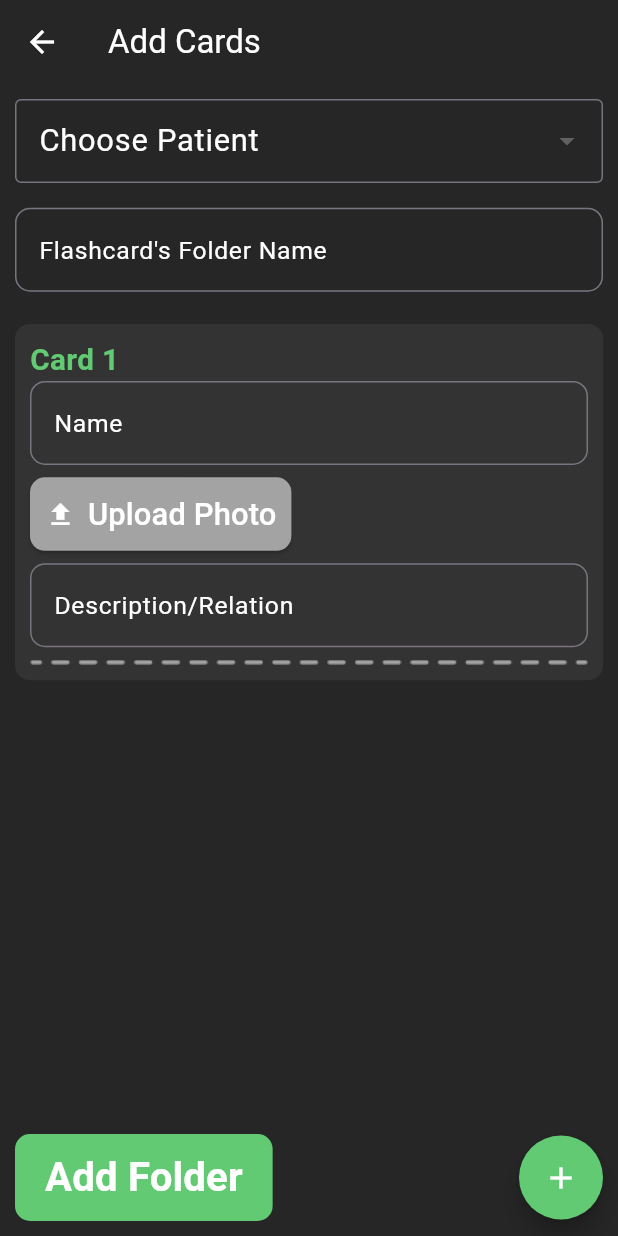
After one commit to sidesshmore/AlzPal, a Flutter app: the AddCards screen opened directly, on a phone screen of 412 x 824 dp. The commit adds this screen. Run offline on Flutter 3.47's test engine with Material 3 defaults, Android fonts, the phone set to English and light mode, and no system bars; our stand-ins replace dotted_border, flutter_otp_text_field, image_picker, intl_phone_number_input, smooth_page_indicator.

Commit message:
Add Flashcards UI done

```diff
--- /dev/null
+++ b/lib/Caregiver-App/Caregiver-Flashcards/screen/add_cards.dart
@@ -0,0 +1,142 @@
+// add_cards.dart
+import 'package:flutter/material.dart';
+import 'package:image_picker/image_picker.dart';
+import 'package:alzpal/Caregiver-App/Caregiver-Flashcards/widgets/card_info.dart';
+
+class AddCards extends StatefulWidget {
+  const AddCards({super.key});
+
+  @override
+  State<AddCards> createState() => _AddCardsState();
+}
+
+class _AddCardsState extends State<AddCards> {
+  final _folderNamecontroller = TextEditingController();
+  final List<Widget> _cards = [];
+  final ImagePicker _picker = ImagePicker();
+  String? _selectedPatient;
+  List<String> _patients = ['Linda', 'Mike', 'Jose'];
+  int _cardCounter = 0;
+
+  @override
+  void initState() {
+    super.initState();
+    _addCard();
+  }
+
+  void _addCard() {
+    setState(() {
+      _cardCounter++;
+      _cards.add(CardInfo(cardNumber: _cardCounter));
+    });
+  }
+
+  @override
+  Widget build(BuildContext context) {
+    double screenHeight = MediaQuery.of(context).size.height;
+    double screenWidth = MediaQuery.of(context).size.width;
+
+    return Scaffold(
+      appBar: AppBar(
+        title: const Text('Add Cards'),
+        backgroundColor: const Color(0xff262626),
+        foregroundColor: Colors.white,
+      ),
+      body: Padding(
+        padding: const EdgeInsets.all(10.0),
+        child: Column(
+          children: [
+            DropdownButtonFormField<String>(
+              dropdownColor: const Color(0xff262626),
+              value: _selectedPatient,
+              items: _patients
+                  .map((patient) => DropdownMenuItem(
+                        value: patient,
+                        child: Text(patient,
+                            style: const TextStyle(color: Colors.white)),
+                      ))
+                  .toList(),
+              onChanged: (value) {
+                setState(() {
+                  _selectedPatient = value;
+                });
+              },
+              decoration: InputDecoration(
+                focusedBorder: OutlineInputBorder(
+                  borderSide:
+                      const BorderSide(color: Color(0xff62CA73), width: 2.0),
+                  borderRadius: BorderRadius.circular(10.0),
+                ),
+                labelText: 'Choose Patient',
+                labelStyle: TextStyle(
+                    color: Colors.white, fontSize: screenWidth * 0.05),
+                border: const OutlineInputBorder(),
+              ),
+            ),
+            SizedBox(height: screenHeight * 0.02),
+            TextField(
+              cursorColor: Colors.white,
+              style: const TextStyle(color: Colors.white),
+              controller: _folderNamecontroller,
+              decoration: InputDecoration(
+                labelStyle: TextStyle(
+                    color: Colors.white, fontSize: screenWidth * 0.04),
+                labelText: "Flashcard's Folder Name",
+                focusedBorder: OutlineInputBorder(
+                  borderSide:
+                      const BorderSide(color: Color(0xff62CA73), width: 2.0),
+                  borderRadius: BorderRadius.circular(10.0),
+                ),
+                fillColor: const Color(0xffA3A3A3),
+                border: OutlineInputBorder(
+                  borderRadius: BorderRadius.circular(10),
+                ),
+              ),
+            ),
+            SizedBox(height: screenHeight * 0.02),
+            Expanded(
+              child: ListView.builder(
+                itemCount: _cards.length,
+                itemBuilder: (context, index) {
+                  return _cards[index];
+                },
+              ),
+            ),
+            Row(
+              mainAxisAlignment: MainAxisAlignment.spaceBetween,
+              children: [
+                TextButton(
+                  onPressed: () {},
+                  style: TextButton.styleFrom(
+                    padding: EdgeInsets.only(
+                        left: 20, right: 20, top: 10, bottom: 10),
+                    shape: RoundedRectangleBorder(
+                        borderRadius: BorderRadius.circular(10)),
+                    backgroundColor: Color(0xff62CA73),
+                  ),
+                  child: Text(
+                    'Add Folder',
+                    style: TextStyle(
+                      fontSize: screenWidth * 0.065,
+                      fontWeight: FontWeight.w600,
+                      color: Colors.white,
+                    ),
+                  ),
+                ),
+                FloatingActionButton(
+                  backgroundColor: const Color(0xff62CA73),
+                  onPressed: _addCard,
+                  shape: const CircleBorder(),
+                  child: const Icon(
+                    Icons.add,
+                    color: Colors.white,
+                  ),
+                ),
+              ],
+            ),
+          ],
+        ),
+      ),
+    );
+  }
+}
--- /dev/null
+++ b/lib/Caregiver-App/Caregiver-Flashcards/widgets/card_info.dart
@@ -0,0 +1,113 @@
+import 'package:flutter/material.dart';
+
+class CardInfo extends StatelessWidget {
+  final int cardNumber;
+  final TextEditingController _cardNameController = TextEditingController();
+  final TextEditingController _cardDescController = TextEditingController();
+
+  CardInfo({super.key, required this.cardNumber});
+
+  @override
+  Widget build(BuildContext context) {
+    double screenHeight = MediaQuery.of(context).size.height;
+    double screenWidth = MediaQuery.of(context).size.width;
+    return Container(
+      margin: const EdgeInsets.symmetric(vertical: 5.0),
+      padding: const EdgeInsets.all(10.0),
+      decoration: BoxDecoration(
+        color: const Color(0xff333333),
+        borderRadius: BorderRadius.circular(10.0),
+      ),
+      child: Column(
+        crossAxisAlignment: CrossAxisAlignment.start,
+        children: [
+          Text(
+            'Card $cardNumber',
+            style: TextStyle(
+              fontSize: screenWidth * 0.048,
+              fontWeight: FontWeight.w600,
+              color: const Color(0xff62CA73),
+            ),
+          ),
+          TextField(
+            cursorColor: Colors.white,
+            style: const TextStyle(color: Colors.white),
+            controller: _cardNameController,
+            decoration: InputDecoration(
+              labelStyle: TextStyle(
+                color: Colors.white,
+                fontSize: screenWidth * 0.04,
+              ),
+              labelText: "Name",
+              focusedBorder: OutlineInputBorder(
+                borderSide: const BorderSide(
+                  color: Color(0xff62CA73),
+                  width: 2.0,
+                ),
+                borderRadius: BorderRadius.circular(10.0),
+              ),
+              fillColor: const Color(0xffA3A3A3),
+              border: OutlineInputBorder(
+                borderRadius: BorderRadius.circular(10),
+              ),
+            ),
+          ),
+          SizedBox(height: screenHeight * 0.01),
+          ElevatedButton.icon(
+            style: ElevatedButton.styleFrom(
+              padding: const EdgeInsetsDirectional.all(10),
+              shape: RoundedRectangleBorder(
+                borderRadius: BorderRadius.circular(10),
+              ),
+              backgroundColor: const Color(0xffA3A3A3),
+            ),
+            onPressed: () {},
+            label: Text(
+              'Upload Photo',
+              style: TextStyle(
+                color: Colors.white,
+                fontSize: screenWidth * 0.05,
+              ),
+            ),
+            icon: Icon(
+              Icons.upload,
+              size: screenWidth * 0.05,
+              color: Colors.white,
+            ),
+          ),
+          SizedBox(height: screenHeight * 0.01),
+          TextField(
+            cursorColor: Colors.white,
+            style: const TextStyle(color: Colors.white),
+            controller: _cardDescController,
+            decoration: InputDecoration(
+              labelStyle: TextStyle(
+                color: Colors.white,
+                fontSize: screenWidth * 0.04,
+              ),
+              labelText: "Description/Relation",
+              focusedBorder: OutlineInputBorder(
+                borderSide: const BorderSide(
+                  color: Color(0xff62CA73),
+                  width: 2.0,
+                ),
+                borderRadius: BorderRadius.circular(10.0),
+              ),
+              fillColor: const Color(0xffA3A3A3),
+              border: OutlineInputBorder(
+                borderRadius: BorderRadius.circular(10),
+              ),
+            ),
+          ),
+          SizedBox(
+            height: screenHeight * 0.01,
+          ),
+          Image.asset(
+            'assets/Dashed_Line.png',
+            width: screenWidth * 0.91,
+          ),
+        ],
+      ),
+    );
+  }
+}
--- a/lib/Caregiver-App/Caregiver-Home/widgets/pal_loc_card.dart
+++ b/lib/Caregiver-App/Caregiver-Home/widgets/pal_loc_card.dart
@@ -1,3 +1,4 @@
+import 'package:alzpal/Caregiver-App/Caregiver-Flashcards/screen/add_cards.dart';
 import 'package:flutter/material.dart';
 
 class PalLocCard extends StatefulWidget {
@@ -12,7 +13,12 @@ class _PalLocCardState extends State<PalLocCard> {
   Widget build(BuildContext context) {
     double screenHeight = MediaQuery.of(context).size.height;
     double screenWidth = MediaQuery.of(context).size.width;
-    return Stack(
+    return InkWell(
+      onTap: () {
+        Navigator.push(
+            context, MaterialPageRoute(builder: (context) => AddCards()));
+      },
+      child: Stack(
         children: [
           Container(
             height: screenHeight * 0.28,
@@ -27,7 +33,8 @@ class _PalLocCardState extends State<PalLocCard> {
             decoration: const BoxDecoration(
                 color: Colors.green,
                 borderRadius: BorderRadius.only(
-                  topLeft: Radius.circular(30), topRight: Radius.circular(30))),
+                    topLeft: Radius.circular(30),
+                    topRight: Radius.circular(30))),
             child: Padding(
               padding: const EdgeInsets.all(10.0),
               child: Row(
@@ -59,6 +66,7 @@ class _PalLocCardState extends State<PalLocCard> {
             ),
           ),
         ],
+      ),
     );
   }
 }
--- a/pubspec.yaml
+++ b/pubspec.yaml
@@ -39,6 +39,7 @@ dependencies:
   flutter_otp_text_field: ^1.1.3+2
   dotted_border: ^2.1.0
   intl_phone_number_input: ^0.7.4
+  image_picker: ^1.1.2
 
 
 dev_dependencies:
```
Also changed, not shown: lib/Caregiver-App/Caregiver-Home/screens/add_pal.dart (+3 -5 lines), pubspec.lock, 5 other files. Lines whose indentation alone changed are shown as unchanged.
